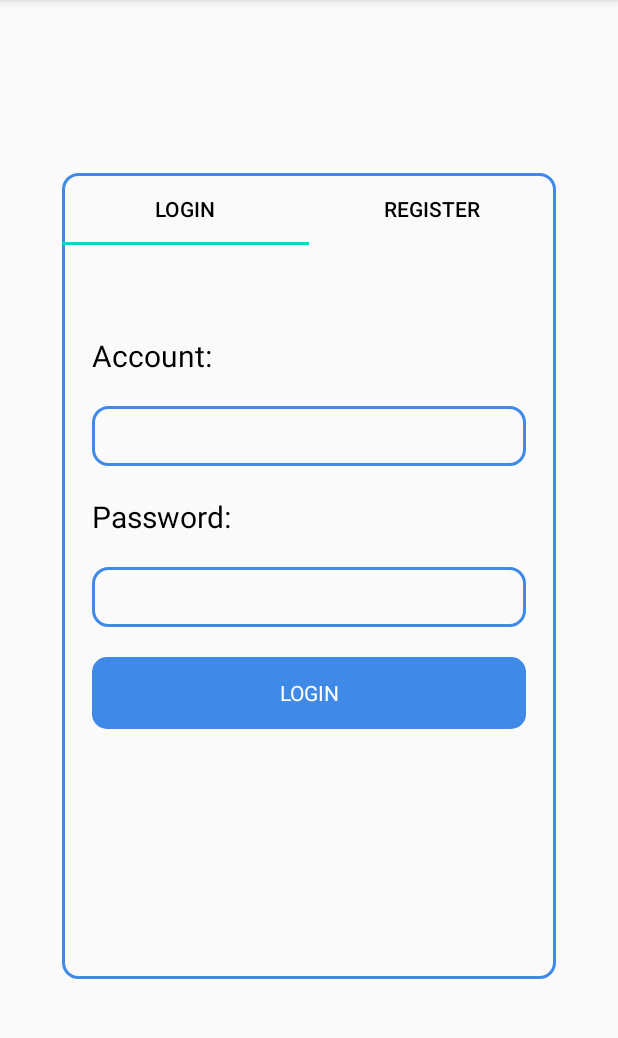
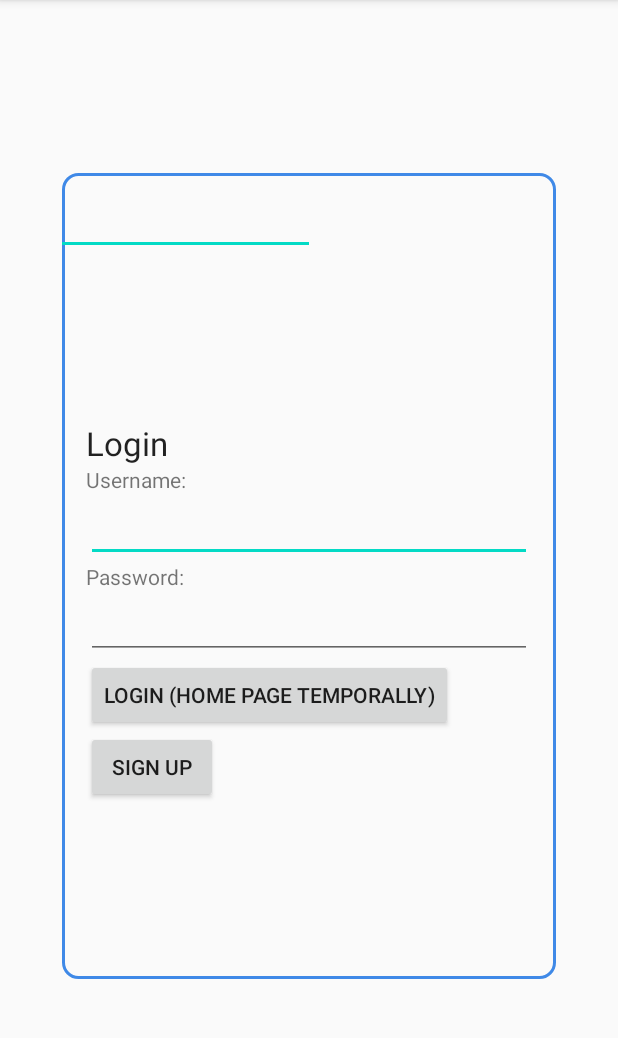
Before and after one commit to Dispatch-Delivery-Management-App/frontend, an Android app: the OnBoardingActivity screen opened directly, with no data from a screen before it, on a phone screen of 412 x 824 dp, the part 84-1122 px from its top. Run offline under Robolectric (Android 15) with nearby library versions, the phone set to English and light mode, and no system bars; 2 statements that could not run were skipped.

Commit message:
Added Onboarding Fragment

```diff
--- a/app/build.gradle
+++ b/app/build.gradle
@@ -35,6 +35,7 @@ dependencies {
     implementation 'com.google.android.material:material:1.1.0'
     implementation 'androidx.constraintlayout:constraintlayout:1.1.3'
     // Java language implementation
+    def nav_version = "2.3.0-alpha04"
     implementation 'androidx.navigation:navigation-fragment:2.2.1'
     implementation 'androidx.navigation:navigation-ui:2.2.1'
     implementation 'androidx.lifecycle:lifecycle-extensions:2.2.0'
--- a/app/src/main/java/com/fullstack/frontend/onboard/LoginFragment.java
+++ b/app/src/main/java/com/fullstack/frontend/onboard/LoginFragment.java
@@ -5,12 +5,19 @@ import android.os.Bundle;
 import android.view.LayoutInflater;
 import android.view.View;
 import android.view.ViewGroup;
+import android.widget.Button;
+
+import androidx.annotation.NonNull;
+import androidx.annotation.Nullable;
+import androidx.fragment.app.Fragment;
+import androidx.navigation.NavController;
+import androidx.navigation.Navigation;
 
 import com.fullstack.frontend.MainActivity;
 import com.fullstack.frontend.R;
 import com.fullstack.frontend.base.OnBoardingBaseFragment;
 
-public class LoginFragment extends OnBoardingBaseFragment {
+public class LoginFragment extends Fragment {
 
     public static LoginFragment newInstance() {
         Bundle args = new Bundle();
@@ -29,26 +36,30 @@ public class LoginFragment extends OnBoardingBaseFragment {
     public View onCreateView(LayoutInflater inflater, ViewGroup container,
                              Bundle savedInstanceState) {
         // Inflate the layout for this fragment
-        View view = super.onCreateView(inflater, container, savedInstanceState);
-        submitButton.setText(getString(R.string.login));
-        submitButton.setOnClickListener(new View.OnClickListener() {
-            @Override
-            public void onClick(View v) {
-                openMainPage();
-            }
-
-        });
-        return view;
-    }
-
-    private void openMainPage() {
-        Intent intent = new Intent(submitButton.getContext(), MainActivity.class);
-        startActivity(intent);
+        return inflater.inflate(R.layout.fragment_login, container, false);
     }
 
     @Override
-    protected int getLayout() {
-        return R.layout.fragment_login;
+    public void onViewCreated(@NonNull View view, @Nullable Bundle savedInstanceState) {
+        super.onViewCreated(view, savedInstanceState);
+
+        final NavController navController = Navigation.findNavController(view);
+
+        Button button = view.findViewById(R.id.btnLogin);
+        button.setOnClickListener(new View.OnClickListener() {
+            @Override
+            public void onClick(View v) {
+                navController.navigate(R.id.action_loginFragment_to_nav_home);
+            }
+        });
+
+        Button buttonSignUp = view.findViewById(R.id.btnSignUpPage);
+        buttonSignUp.setOnClickListener(new View.OnClickListener() {
+            @Override
+            public void onClick(View v) {
+                navController.navigate(R.id.action_loginFragment_to_registerFragment);
+            }
+        });
+
     }
-
 }
--- a/app/src/main/java/com/fullstack/frontend/onboard/OnBoardingPageAdapter.java
+++ b/app/src/main/java/com/fullstack/frontend/onboard/OnBoardingPageAdapter.java
@@ -5,19 +5,13 @@ import androidx.fragment.app.FragmentManager;
 import androidx.fragment.app.FragmentPagerAdapter;
 
 public class OnBoardingPageAdapter extends FragmentPagerAdapter {
-    private static int NUM_ITEMS = 2;
+    private static final int NUM_ITEMS = 2;
 
-    public OnBoardingPageAdapter(FragmentManager fragmentManager) {
-        super(fragmentManager);
+    public OnBoardingPageAdapter( FragmentManager fragmentManager ) {
+        super(fragmentManager, BEHAVIOR_RESUME_ONLY_CURRENT_FRAGMENT);
     }
 
-    // Returns total number of pages
-    @Override
-    public int getCount() {
-        return NUM_ITEMS;
-    }
 
-    // Returns the fragment to display for that page
     @Override
     public Fragment getItem(int position) {
         switch (position) {
@@ -30,14 +24,10 @@ public class OnBoardingPageAdapter extends FragmentPagerAdapter {
         }
     }
 
+    // Returns total number of pages
     @Override
-    public CharSequence getPageTitle(int position) {
-        switch (position) {
-            case 0:
-                return "Login";
-            case 1:
-                return "Register";
-        }
-        return null;
+    public int getCount() {
+        return NUM_ITEMS;
     }
+
 }
--- a/app/src/main/java/com/fullstack/frontend/onboard/RegisterFragment.java
+++ b/app/src/main/java/com/fullstack/frontend/onboard/RegisterFragment.java
@@ -4,11 +4,18 @@ import android.os.Bundle;
 import android.view.LayoutInflater;
 import android.view.View;
 import android.view.ViewGroup;
+import android.widget.Button;
+
+import androidx.annotation.NonNull;
+import androidx.annotation.Nullable;
+import androidx.fragment.app.Fragment;
+import androidx.navigation.NavController;
+import androidx.navigation.Navigation;
 
 import com.fullstack.frontend.R;
 import com.fullstack.frontend.base.OnBoardingBaseFragment;
 
-public class RegisterFragment extends OnBoardingBaseFragment {
+public class RegisterFragment extends Fragment {
 
     public static RegisterFragment newInstance() {
 
@@ -23,19 +30,25 @@ public class RegisterFragment extends OnBoardingBaseFragment {
         // Required empty public constructor
     }
 
-
     @Override
     public View onCreateView(LayoutInflater inflater, ViewGroup container,
                              Bundle savedInstanceState) {
         // Inflate the layout for this fragment
-        View view = super.onCreateView(inflater, container, savedInstanceState);
-        submitButton.setText(R.string.register);
-        return view;
+        return inflater.inflate(R.layout.fragment_register, container, false);
     }
 
     @Override
-    protected int getLayout() {
-        return R.layout.fragment_register;
+    public void onViewCreated(@NonNull View view, @Nullable Bundle savedInstanceState) {
+        super.onViewCreated(view, savedInstanceState);
+
+        final NavController navController = Navigation.findNavController(view);
+
+        Button button = view.findViewById(R.id.btnSignup);
+        button.setOnClickListener(new View.OnClickListener() {
+            @Override
+            public void onClick(View v) {
+                navController.navigate(R.id.action_registerFragment_to_loginFragment);
+            }
+        });
     }
-
 }
--- a/app/src/main/res/layout/fragment_login.xml
+++ b/app/src/main/res/layout/fragment_login.xml
@@ -5,17 +5,60 @@
     android:layout_height="match_parent"
     tools:context=".LoginFragment">
 
-    <!-- TODO: Update blank fragment layout -->
-
-        android:layout_width=""
-        android:layout_height=""
-    <TextView
+    <LinearLayout
         android:layout_width="match_parent"
         android:layout_height="match_parent"
-        />
+        android:orientation="vertical"
+        android:gravity="center_vertical"
+        android:padding="16dp"
+        >
 
-    <include
-        android:id="@+id/loginLayout"
-        layout="@layout/onboarding_layout" />
+        <TextView
+            android:layout_width="wrap_content"
+            android:layout_height="wrap_content"
+            android:text="Login"
+            android:textAppearance="?android:attr/textAppearanceLarge"
+            />
+
+        <TextView
+            android:layout_width="wrap_content"
+            android:layout_height="wrap_content"
+            android:text="Username: "
+            />
+
+        <EditText
+            android:id="@+id/edtUsername"
+            android:layout_width="match_parent"
+            android:layout_height="wrap_content"
+            />
+
+        <TextView
+            android:layout_width="wrap_content"
+            android:layout_height="wrap_content"
+            android:text="Password: "
+            />
+
+        <EditText
+            android:id="@+id/edtPassword"
+            android:layout_width="match_parent"
+            android:layout_height="wrap_content"
+            android:inputType="textPassword"
+            />
+
+        <Button
+            android:id="@+id/btnLogin"
+            android:layout_width="wrap_content"
+            android:layout_height="wrap_content"
+            android:text="Login (Home Page temporally)"
+            />
+
+        <Button
+            android:id="@+id/btnSignUpPage"
+            android:layout_width="wrap_content"
+            android:layout_height="wrap_content"
+            android:text="Sign Up"
+            />
+
+    </LinearLayout>
 
 </FrameLayout>
```
Also changed, not shown: app/src/main/java/com/fullstack/frontend/onboard/OnBoardingFragment.java (added, +29 -0 lines), app/src/main/res/layout/fragment_on_boarding.xml (added, +13 -0 lines), app/src/main/res/layout/fragment_register.xml (+60 -7 lines), app/src/main/res/navigation/mobile_navigation.xml (+20 -2 lines).
